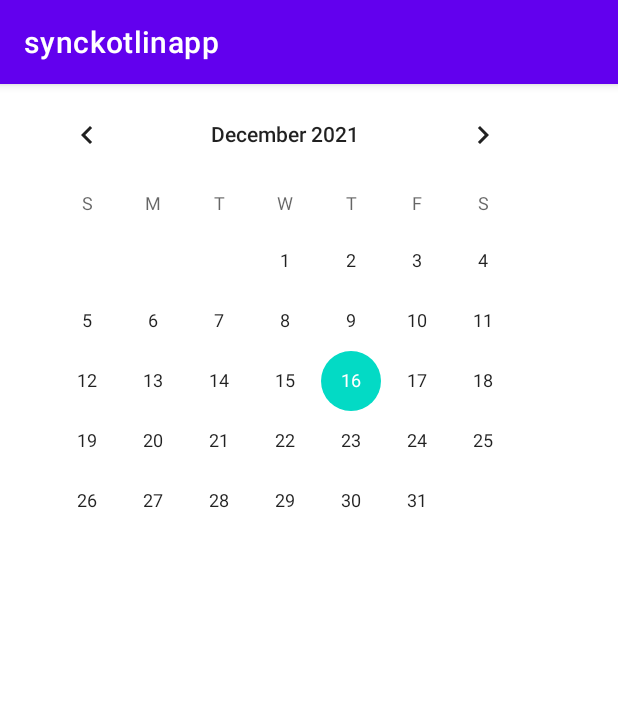
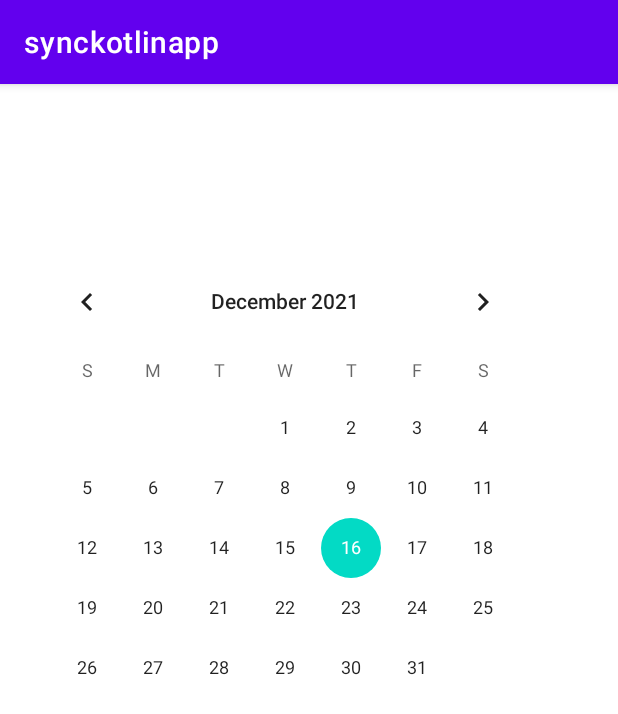
Before and after one commit to abdultanveer/synckotlinapp, an Android app: the screen it shows after launch (HomeActivity), after a tap on "SUBMIT", on a phone screen of 412 x 824 dp. Shown: the top 714 px of the screen. Run offline under Robolectric (Android 15) with nearby library versions, the phone set to English and light mode, and no system bars.

Commit message:
options menu.. when expression

```diff
--- a/app/src/main/java/com/abdul/synckotlinapp/MainActivity.kt
+++ b/app/src/main/java/com/abdul/synckotlinapp/MainActivity.kt
@@ -3,6 +3,8 @@ package com.abdul.synckotlinapp
 import android.content.Intent
 import androidx.appcompat.app.AppCompatActivity
 import android.os.Bundle
+import android.view.Menu
+import android.view.MenuItem
 import android.widget.EditText
 import android.widget.Toast
 
@@ -14,6 +16,23 @@ class MainActivity : AppCompatActivity() {
         emailEt = findViewById(R.id.etEmail)
     }
 
+    override fun onCreateOptionsMenu(menu: Menu?): Boolean {
+         super.onCreateOptionsMenu(menu)
+        menuInflater.inflate(R.menu.main_menu,menu)
+        return true
+    }
+
+    override fun onOptionsItemSelected(item: MenuItem): Boolean {
+
+        super.onOptionsItemSelected(item)
+        when(item.itemId){
+            R.id.miSettings -> { Toast.makeText(this,"settings",Toast.LENGTH_SHORT).show()}
+            R.id.miLogout -> {Toast.makeText(this,"logout",Toast.LENGTH_SHORT).show()}
+        }
+
+        return true
+    }
+
     fun handleClick(view: android.view.View) {
         var email  = emailEt.text.toString()
         Toast.makeText(this,email,Toast.LENGTH_SHORT).show()
--- a/app/src/main/res/layout/activity_home.xml
+++ b/app/src/main/res/layout/activity_home.xml
@@ -11,6 +11,7 @@
         android:layout_width="wrap_content"
         android:layout_height="wrap_content"
         android:layout_marginStart="16dp"
+        android:layout_marginTop="111dp"
         app:layout_constraintStart_toStartOf="parent"
-        tools:layout_editor_absoluteY="111dp" />
+        app:layout_constraintTop_toTopOf="parent" />
 </androidx.constraintlayout.widget.ConstraintLayout>
--- /dev/null
+++ b/app/src/main/res/menu/main_menu.xml
@@ -0,0 +1,7 @@
+<?xml version="1.0" encoding="utf-8"?>
+<menu xmlns:app="http://schemas.android.com/apk/res-auto"
+    xmlns:android="http://schemas.android.com/apk/res/android">
+
+    <item android:title="settings"  android:id="@+id/miSettings"/>
+    <item android:title="logout"  android:id="@+id/miLogout"/>
+</menu>
```
